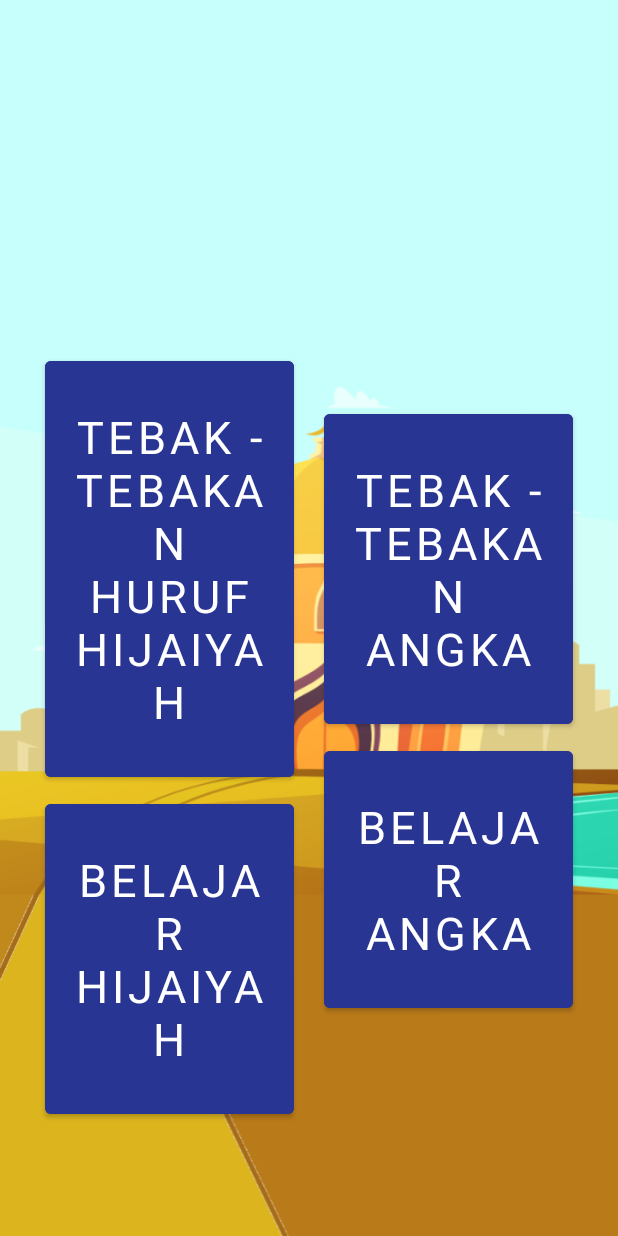
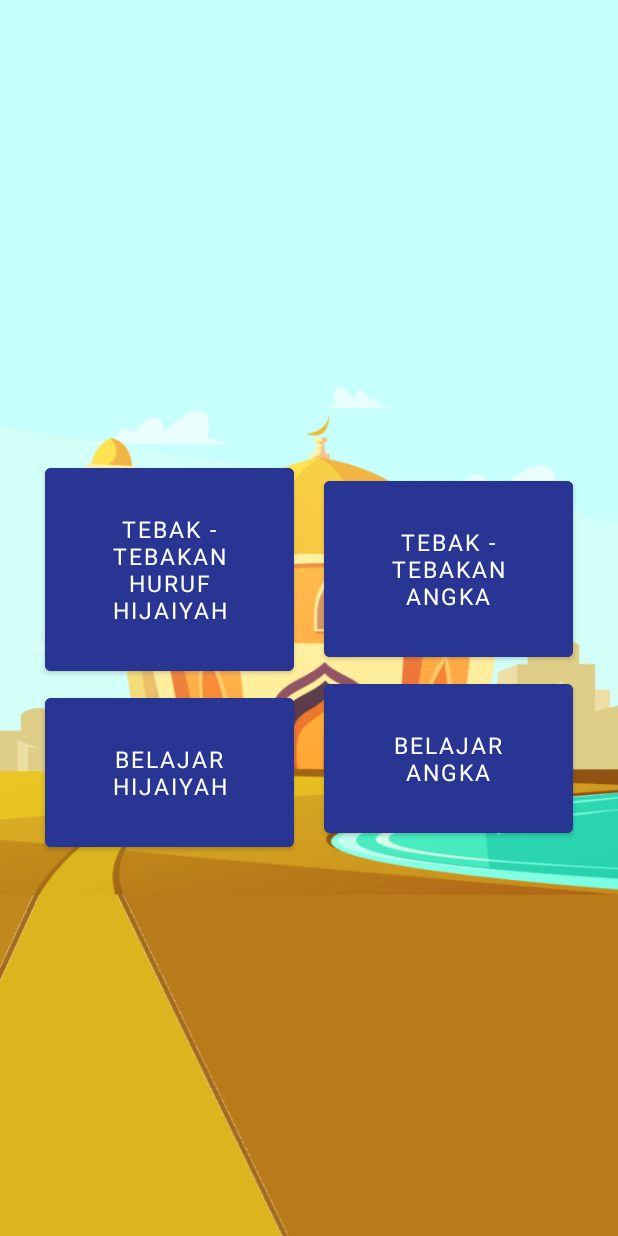
Before and after one commit to Anrecky/GameEdukasiAnakIslamiAndroid, an Android app: the StartMenuFragment screen opened through its navigation route, on a phone screen of 412 x 824 dp. Run offline under Robolectric (Android 15) with nearby library versions, the phone set to English and light mode, and no system bars; Roboto replaces fonts that are not available here.

Commit message:
Change Font Size On Android It too Big

```diff
--- a/app/src/main/res/layout/fragment_start_menu.xml
+++ b/app/src/main/res/layout/fragment_start_menu.xml
@@ -18,7 +18,7 @@
         android:text="@string/quiz_letter_title"
         android:textAlignment="center"
         android:textColor="@color/white"
-        android:textSize="30sp"
+        android:textSize="15sp"
         app:layout_constraintBottom_toBottomOf="parent"
         app:layout_constraintEnd_toStartOf="@id/game_number_button"
         app:layout_constraintStart_toStartOf="parent"
@@ -35,7 +35,7 @@
         android:text="@string/quiz_number_title"
         android:textAlignment="center"
         android:textColor="@color/white"
-        android:textSize="30sp"
+        android:textSize="15sp"
         app:layout_constraintBottom_toBottomOf="parent"
         app:layout_constraintEnd_toEndOf="parent"
         app:layout_constraintStart_toEndOf="@id/game_letter_button"
@@ -52,7 +52,7 @@
         android:text="@string/learn_letter_title"
         android:textAlignment="center"
         android:textColor="@color/white"
-        android:textSize="30sp"
+        android:textSize="15sp"
         app:layout_constraintEnd_toStartOf="@id/learn_number_button"
         app:layout_constraintStart_toStartOf="parent"
         app:layout_constraintTop_toBottomOf="@id/game_letter_button" />
@@ -68,7 +68,7 @@
         android:text="@string/learn_number_title"
         android:textAlignment="center"
         android:textColor="@color/white"
-        android:textSize="30sp"
+        android:textSize="15sp"
         app:layout_constraintEnd_toEndOf="parent"
         app:layout_constraintStart_toEndOf="@id/learn_letter_button"
         app:layout_constraintTop_toBottomOf="@id/game_number_button" />
```
